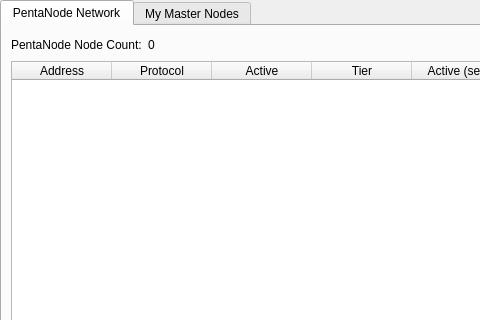
The window that src/qt/forms/masternodemanager.ui (MCLXI/CatoCore) describes before a commit, drawn with Qt 5; both pictures show x 0 to 480 and y 0 to 320 of the 723 by 457 pixel window.
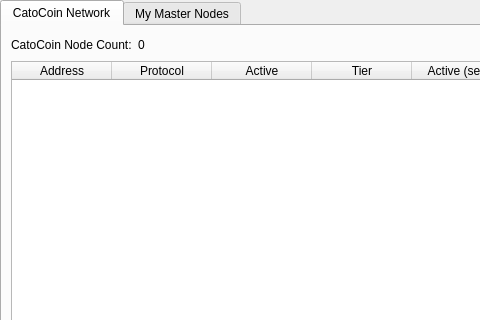
The same window after the commit. The open tabs and pages were chosen to show the change.

What changed in the file:
```diff
--- a/src/qt/forms/masternodemanager.ui
+++ b/src/qt/forms/masternodemanager.ui
@@ -38,7 +38,7 @@
        </property>
        <widget class="QWidget" name="tab">
         <attribute name="title">
-         <string>PentaNode Network</string>
+         <string>CatoCoin Network</string>
         </attribute>
         <layout class="QGridLayout" name="gridLayout">
          <item row="1" column="0">
@@ -103,7 +103,7 @@
            <item>
             <widget class="QLabel" name="label_2">
              <property name="text">
-              <string>PentaNode Node Count:</string>
+              <string>CatoCoin Node Count:</string>
              </property>
             </widget>
            </item>
```
